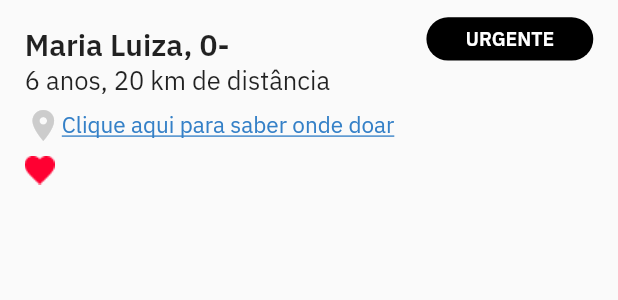
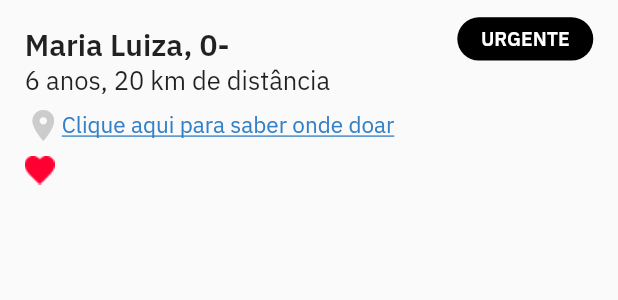
Before and after one commit to rannaraabe/blood, a Flutter app: the CardChildFavoritos widget shown alone on an empty page, opened directly, on a phone screen of 412 x 824 dp. Shown: the top 300 px of the screen. Run offline on Flutter 3.47's test engine with Material 2 defaults, Android fonts, the phone set to English and light mode, and no system bars; our stand-ins replace firebase_auth, firebase_core, flutter_map, flutter_mobx, flutter_modular, geolocator and 7 more; missing offline and left inert: dart:ffi; accounts and stored records are empty; generated files the repository leaves out were written again.

Commit message:
fix: urgency level label size

```diff
--- a/blood-app/lib/app/modules/feed/favoritos/widgets/card_child_favoritos.dart
+++ b/blood-app/lib/app/modules/feed/favoritos/widgets/card_child_favoritos.dart
@@ -97,7 +97,7 @@ class CardChildFavoritos extends StatelessWidget {
                     EdgeInsets.only(top: height * 0.014, right: width * 0.04),
                 child: LabelUrgency(
                   height: height * 0.035,
-                  width: width * 0.27,
+                  width: width * 0.22,
                   text: urgencyLevel,
                 ),
               ),
```
